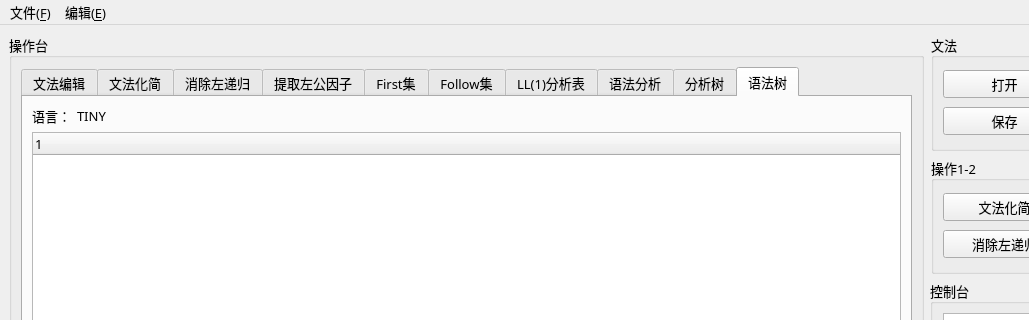
Qt form BNFProcessor/mainwindow.ui (Lyuyk/Compile-Principle-Course-Labs) before a commit; both pictures show x 0 to 1029 and y 0 to 320 of the 1280 by 768 pixel window.
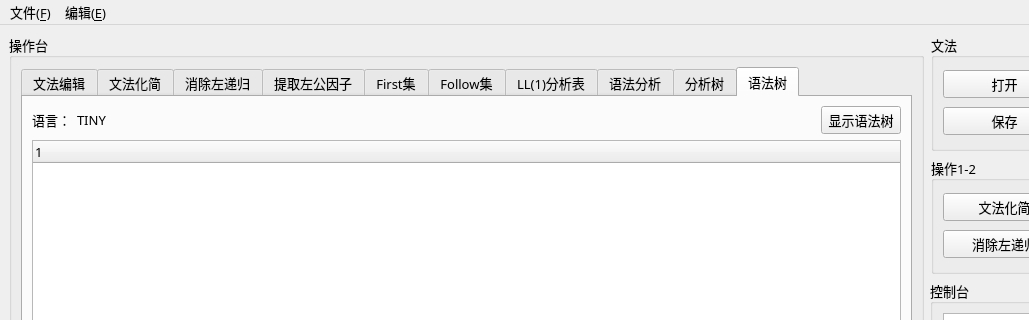
The same form after that commit. The open tabs and pages were chosen to show the change.

Commit message: 完善语法树显示功能

Patch:
```diff
--- a/BNFProcessor/mainwindow.ui
+++ b/BNFProcessor/mainwindow.ui
@@ -380,10 +380,29 @@
                    </property>
                   </spacer>
                  </item>
+                 <item>
+                  <widget class="QPushButton" name="pushButton_AST">
+                   <property name="minimumSize">
+                    <size>
+                     <width>0</width>
+                     <height>0</height>
+                    </size>
+                   </property>
+                   <property name="text">
+                    <string>显示语法树</string>
+                   </property>
+                  </widget>
+                 </item>
                 </layout>
                </item>
                <item>
-                <widget class="QTreeWidget" name="treeWidget_AST"/>
+                <widget class="QTreeWidget" name="treeWidget_AST">
+                 <column>
+                  <property name="text">
+                   <string notr="true">1</string>
+                  </property>
+                 </column>
+                </widget>
                </item>
               </layout>
              </item>
```
Left out of the diff: 7 changed lines with no effect on the pictures. The commit also changes 5 other files.
